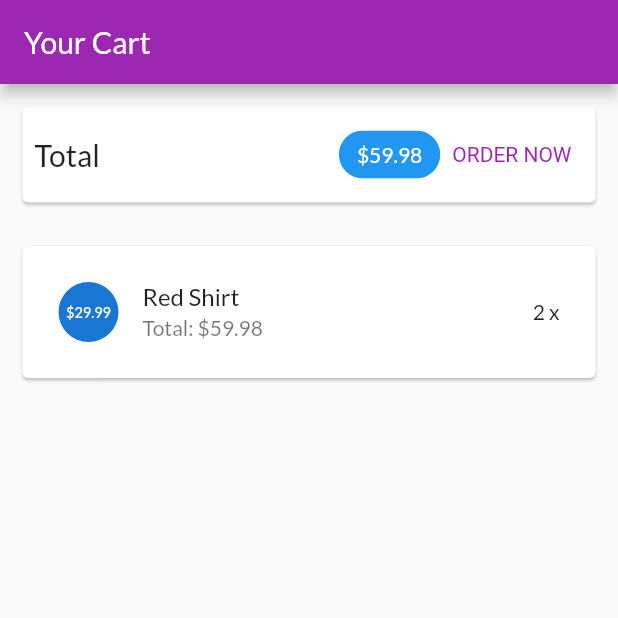
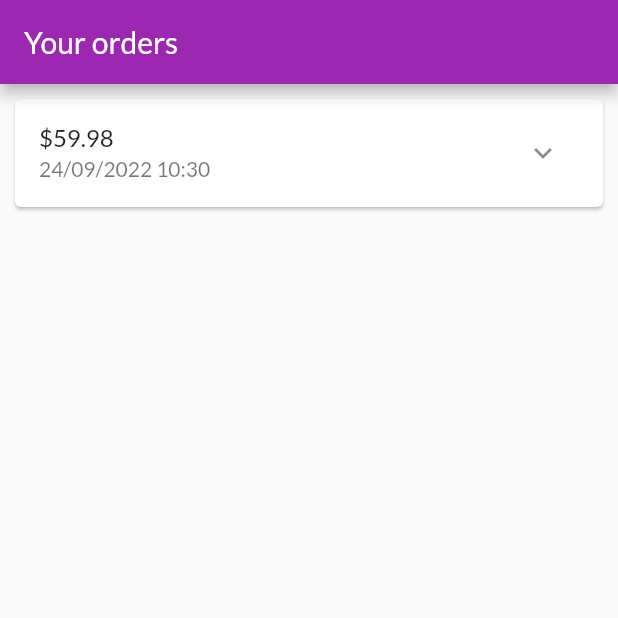
Before and after one commit to trungb19/CT484_MyShop, a Flutter app: the screen it shows after launch, on a phone screen of 412 x 824 dp, the top half of it. Run offline on Flutter 3.47's test engine with Material 2 defaults, Android fonts, the phone set to English and light mode, and no system bars.

Commit message:
Xay dung trang cac dat hang

```diff
--- a/lib/main.dart
+++ b/lib/main.dart
@@ -1,5 +1,6 @@
 import 'package:flutter/material.dart';
 import 'package:myshop/ui/cart/cart_screen.dart';
+import 'package:myshop/ui/orders/orders_screen.dart';
 import 'package:myshop/ui/products/product_detail_screen.dart';
 import 'package:myshop/ui/products/product_grid_tile.dart';
 import 'package:myshop/ui/products/product_overview_screen.dart';
@@ -31,7 +32,9 @@ class MyApp extends StatelessWidget {
             secondary: Colors.deepOrange,
           )),
       home: const SafeArea(
-        child: CartScreen(),
+        child: OrderScreen(),
+
+        //child: CartScreen(),
         //child: UserProductsScreen(),
         //child: ProductsOverviewScreen(),
         /*
--- /dev/null
+++ b/lib/models/order_item.dart
@@ -0,0 +1,36 @@
+//OrderItem miêu tả thông tin một đặt hàng
+
+import 'cart_item.dart';
+
+class OrderItem {
+  final String? id;
+  final double amount;
+  final List<CartItem> products;
+  final DateTime dateTime;
+
+  OrderItem({
+    this.id,
+    required this.amount,
+    required this.products,
+    DateTime? dateTime,
+  }) : dateTime = dateTime ?? DateTime.now();
+
+  OrderItem copyWith({
+    String? id,
+    double? amount,
+    List<CartItem>? products,
+    DateTime? dateTime,
+  }) {
+    return OrderItem(
+      id: id ?? this.id,
+      amount: amount ?? this.amount,
+      products: products ?? this.products,
+      dateTime: dateTime ?? this.dateTime,
+    );
+  }
+
+  //Trả về số lượng sản phẩm
+  int get productCount {
+    return products.length;
+  }
+}
--- /dev/null
+++ b/lib/ui/orders/order_item_card.dart
@@ -0,0 +1,87 @@
+//OrderItemCard hiển thị thông của một đặt hàng
+
+import 'dart:math';
+
+import 'package:flutter/material.dart';
+import 'package:intl/intl.dart' show DateFormat;
+
+import '../../models/order_item.dart';
+
+class OrderItemCard extends StatefulWidget {
+  final OrderItem order;
+
+  const OrderItemCard(this.order, {super.key});
+
+  @override
+  State<OrderItemCard> createState() => _OrderItemCardState();
+}
+
+class _OrderItemCardState extends State<OrderItemCard> {
+  //Expanded mở rộng
+  var _expanded = false;
+
+  @override
+  Widget build(BuildContext context) {
+    return Card(
+      margin: const EdgeInsets.all(10),
+      child: Column(
+        children: <Widget>[
+          buildOrderSummary(),
+          if (_expanded) builsOrderDetails()
+        ],
+      ),
+    );
+  }
+
+  //Widget hiển thị tổng kết lại đặt hàng
+  Widget buildOrderSummary() {
+    return ListTile(
+      title: Text('\$${widget.order.amount}'),
+      subtitle: Text(
+        DateFormat('dd/MM/yyyy hh:mm').format(widget.order.dateTime),
+      ),
+      //trailing là widget hiển thị sau tiêu đề
+      trailing: IconButton(
+        icon: Icon(_expanded ? Icons.expand_less : Icons.expand_more),
+        onPressed: () {
+          setState(() {
+            _expanded = !_expanded;
+          });
+        },
+      ),
+    );
+  }
+
+  //Chi tiết đặt hàng sản phẩm
+  Widget builsOrderDetails() {
+    return Container(
+      padding: const EdgeInsets.symmetric(horizontal: 15, vertical: 4),
+      height: min(widget.order.productCount * 20.0 + 100, 100),
+      child: ListView(
+        children: widget.order.products
+            .map(
+              (prod) => Row(
+                mainAxisAlignment: MainAxisAlignment.spaceBetween,
+                children: <Widget>[
+                  Text(
+                    prod.title,
+                    style: const TextStyle(
+                      fontSize: 18,
+                      fontWeight: FontWeight.bold,
+                    ),
+                  ),
+                  Text(
+                    '${prod.quantity}x \$${prod.price}',
+                    style: const TextStyle(
+                      fontSize: 18,
+                      color: Colors.grey,
+                    ),
+                  )
+                ],
+              ),
+            )
+            .toList(),
+      ),
+    );
+  }
+}
--- /dev/null
+++ b/lib/ui/orders/order_manager.dart
@@ -0,0 +1,33 @@
+//OrderManager quản lý thông tin đặt hàng
+
+import 'package:flutter/cupertino.dart';
+
+import '../../models/cart_item.dart';
+import '../../models/order_item.dart';
+
+//ChangeNotifier là 1 provider (nhà cung cấp) có nhiệm vụ thông báo cho người nghe
+class OrderManager with ChangeNotifier {
+  final List<OrderItem> _orders = [
+    OrderItem(
+      id: 'o1',
+      amount: 59.98,
+      products: [
+        CartItem(
+          id: 'c1',
+          title: 'Red Shirt',
+          price: 29.9,
+          quantity: 2,
+        )
+      ],
+      dateTime: DateTime.now(),
+    )
+  ];
+
+  int get orderCount {
+    return _orders.length;
+  }
+
+  List<OrderItem> get orders {
+    return [..._orders];
+  }
+}
--- /dev/null
+++ b/lib/ui/orders/orders_screen.dart
@@ -0,0 +1,23 @@
+import 'package:flutter/material.dart';
+
+import 'order_item_card.dart';
+import 'order_manager.dart';
+
+class OrderScreen extends StatelessWidget {
+  const OrderScreen({super.key});
+
+  @override
+  Widget build(BuildContext context) {
+    print('building orders');
+    final ordersManager = OrderManager();
+    return Scaffold(
+      appBar: AppBar(
+        title: const Text('Your orders'),
+      ),
+      body: ListView.builder(
+        itemCount: ordersManager.orderCount,
+        itemBuilder: (ctx, i) => OrderItemCard(ordersManager.orders[i]),
+      ),
+    );
+  }
+}
--- a/pubspec.yaml
+++ b/pubspec.yaml
@@ -14,6 +14,7 @@ dependencies:
 
 
   cupertino_icons: ^1.0.2
+  intl: ^0.17.0
 
 dev_dependencies:
   flutter_test:
```
Also changed, not shown: pubspec.lock.
